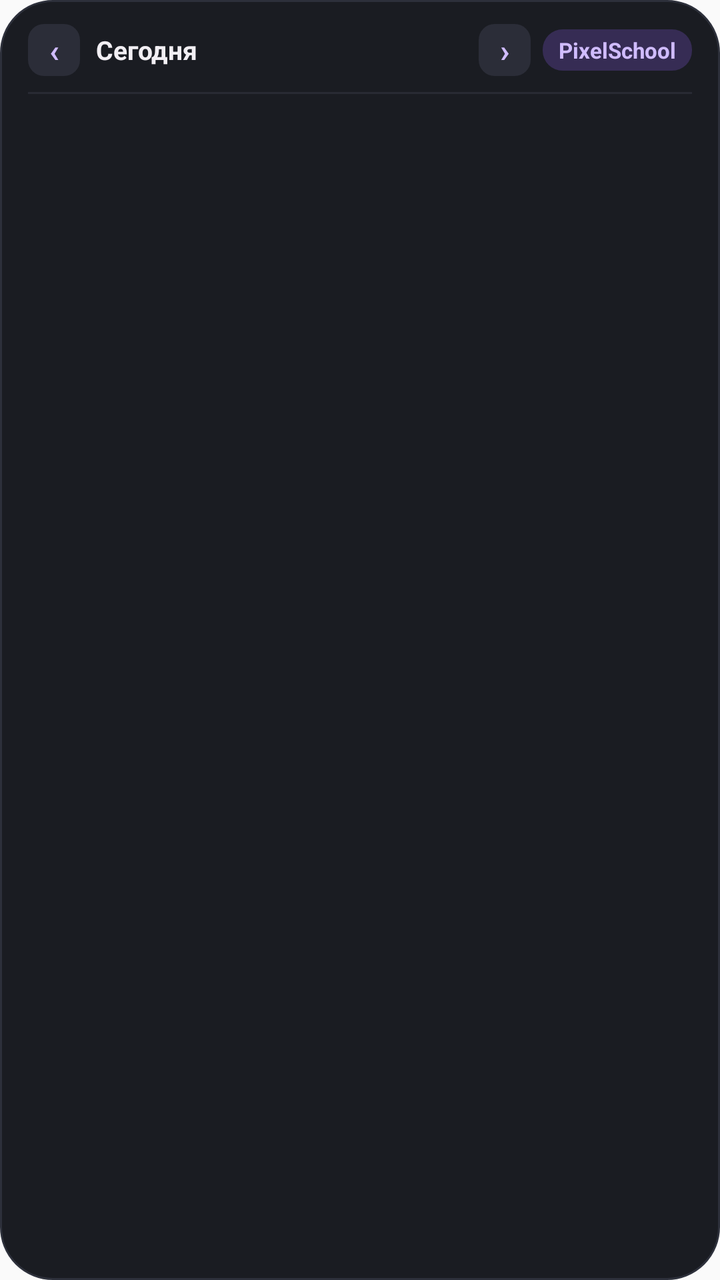
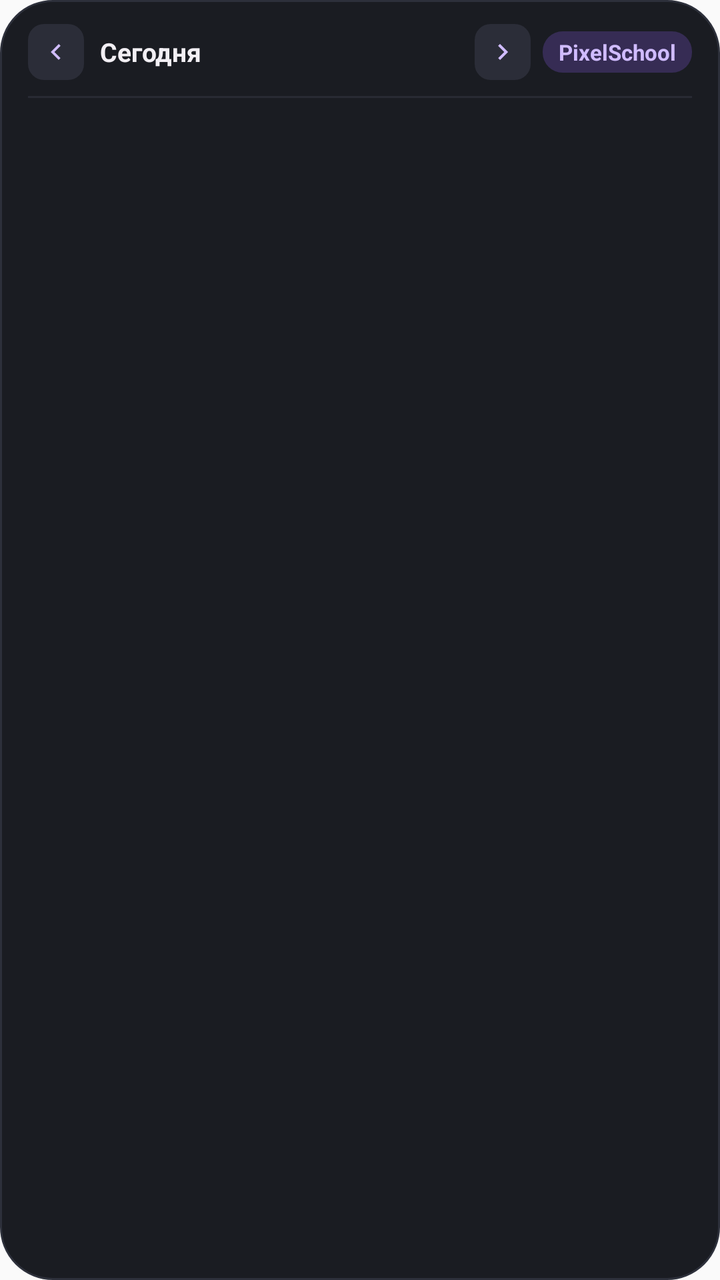

Screens rendered from an Android XML layout before and after an edit, with the pre-edit source and the edit as a unified diff.
<!-- AndroidManifest.xml: application theme Theme.PixelSchool -->
<!-- res/layout/widget_schedule.xml -->
<?xml version="1.0" encoding="utf-8"?>
<LinearLayout xmlns:android="http://schemas.android.com/apk/res/android"
    android:id="@+id/widget_root"
    android:layout_width="match_parent"
    android:layout_height="match_parent"
    android:background="@drawable/widget_bg"
    android:orientation="vertical"
    android:paddingLeft="14dp"
    android:paddingTop="12dp"
    android:paddingRight="14dp"
    android:paddingBottom="12dp">

    
    <LinearLayout
        android:id="@+id/widget_header"
        android:layout_width="match_parent"
        android:layout_height="wrap_content"
        android:orientation="horizontal"
        android:gravity="center_vertical">

        
        <TextView
            android:id="@+id/widget_btn_prev_day"
            android:layout_width="26dp"
            android:layout_height="26dp"
            android:gravity="center"
            android:text="‹"
            android:textColor="#D0BCFF"
            android:textSize="16sp"
            android:textStyle="bold"
            android:background="@drawable/widget_pill_bg" />

        
        <LinearLayout
            android:id="@+id/widget_header_center"
            android:layout_width="0dp"
            android:layout_height="wrap_content"
            android:layout_weight="1"
            android:orientation="horizontal"
            android:gravity="center_vertical"
            android:layout_marginLeft="8dp"
            android:layout_marginRight="6dp">

            <TextView
                android:id="@+id/widget_header_day"
                android:layout_width="wrap_content"
                android:layout_height="wrap_content"
                android:text="Сегодня"
                android:textColor="#F2EFF4"
                android:textSize="13sp"
                android:textStyle="bold" />

            <TextView
                android:id="@+id/widget_header_date"
                android:layout_width="wrap_content"
                android:layout_height="wrap_content"
                android:layout_marginLeft="6dp"
                android:text=""
                android:textColor="#938F99"
                android:textSize="11sp" />
        </LinearLayout>

        
        <TextView
            android:id="@+id/widget_btn_next_day"
            android:layout_width="26dp"
            android:layout_height="26dp"
            android:gravity="center"
            android:text="›"
            android:textColor="#D0BCFF"
            android:textSize="16sp"
            android:textStyle="bold"
            android:background="@drawable/widget_pill_bg"
            android:layout_marginRight="6dp" />

        
        <TextView
            android:id="@+id/widget_header_badge"
            android:layout_width="wrap_content"
            android:layout_height="wrap_content"
            android:background="@drawable/widget_badge_bg"
            android:text="PixelSchool"
            android:textColor="#D0BCFF"
            android:textSize="11sp"
            android:textStyle="bold"
            android:paddingLeft="8dp"
            android:paddingTop="3dp"
            android:paddingRight="8dp"
            android:paddingBottom="3dp" />
    </LinearLayout>

    
    <ImageView
        android:layout_width="match_parent"
        android:layout_height="1dp"
        android:layout_marginTop="8dp"
        android:layout_marginBottom="4dp"
        android:background="#282A34" />

    
    <TextView
        android:id="@+id/widget_empty"
        android:layout_width="match_parent"
        android:layout_height="match_parent"
        android:gravity="center"
        android:paddingTop="16dp"
        android:paddingBottom="16dp"
        android:text="Уроков на сегодня нет 🎉"
        android:textColor="#938F99"
        android:textSize="13sp"
        android:visibility="gone" />

    
    <ListView
        android:id="@+id/widget_lessons_list"
        android:layout_width="match_parent"
        android:layout_height="0dp"
        android:layout_weight="1"
        android:divider="@null"
        android:dividerHeight="0dp"
        android:scrollbars="none" />

</LinearLayout>
<!-- resources referenced by this layout -->
<resources>
  <!-- drawable widget_badge_bg (drawable) -->
  <?xml version="1.0" encoding="utf-8"?>
  <shape xmlns:android="http://schemas.android.com/apk/res/android">
      <solid android:color="#362C54" />
      <corners android:radius="10dp" />
  </shape>
  <!-- drawable widget_bg (drawable) -->
  <?xml version="1.0" encoding="utf-8"?>
  <shape xmlns:android="http://schemas.android.com/apk/res/android">
      <solid android:color="#1A1C22" />
      <corners android:radius="26dp" />
      <stroke android:width="1dp" android:color="#2D303B" />
  </shape>
  <!-- drawable widget_pill_bg (drawable) -->
  <?xml version="1.0" encoding="utf-8"?>
  <shape xmlns:android="http://schemas.android.com/apk/res/android">
      <solid android:color="#2B2D38" />
      <corners android:radius="8dp" />
  </shape>
  <style name="Theme.PixelSchool" parent="android:Theme.Material.Light.NoActionBar">
          <item name="android:statusBarColor">@android:color/transparent</item>
          <item name="android:navigationBarColor">@android:color/transparent</item>
      </style>
</resources>

<!-- the commit's change to res/layout/widget_schedule.xml (unified diff, before → after) -->
@@ -19,16 +19,14 @@
         android:gravity="center_vertical">
 
         
-        <TextView
+        <ImageView
             android:id="@+id/widget_btn_prev_day"
-            android:layout_width="26dp"
-            android:layout_height="26dp"
-            android:gravity="center"
-            android:text="‹"
-            android:textColor="#D0BCFF"
-            android:textSize="16sp"
-            android:textStyle="bold"
-            android:background="@drawable/widget_pill_bg" />
+            android:layout_width="28dp"
+            android:layout_height="28dp"
+            android:background="@drawable/widget_pill_bg"
+            android:src="@drawable/ic_widget_chevron_left"
+            android:scaleType="centerInside"
+            android:contentDescription="Предыдущий день" />
 
         
         <LinearLayout
@@ -61,17 +59,15 @@
         </LinearLayout>
 
         
-        <TextView
+        <ImageView
             android:id="@+id/widget_btn_next_day"
-            android:layout_width="26dp"
-            android:layout_height="26dp"
-            android:gravity="center"
-            android:text="›"
-            android:textColor="#D0BCFF"
-            android:textSize="16sp"
-            android:textStyle="bold"
+            android:layout_width="28dp"
+            android:layout_height="28dp"
             android:background="@drawable/widget_pill_bg"
-            android:layout_marginRight="6dp" />
+            android:src="@drawable/ic_widget_chevron_right"
+            android:scaleType="centerInside"
+            android:layout_marginRight="6dp"
+            android:contentDescription="Следующий день" />
 
         
         <TextView
@@ -98,17 +94,43 @@
         android:background="#282A34" />
 
     
-    <TextView
+    <LinearLayout
         android:id="@+id/widget_empty"
         android:layout_width="match_parent"
         android:layout_height="match_parent"
+        android:orientation="vertical"
         android:gravity="center"
-        android:paddingTop="16dp"
-        android:paddingBottom="16dp"
-        android:text="Уроков на сегодня нет 🎉"
-        android:textColor="#938F99"
-        android:textSize="13sp"
-        android:visibility="gone" />
+        android:padding="16dp"
+        android:visibility="gone">
+
+        <TextView
+            android:id="@+id/widget_empty_icon"
+            android:layout_width="wrap_content"
+            android:layout_height="wrap_content"
+            android:text="🌴"
+            android:textSize="28sp"
+            android:layout_marginBottom="6dp" />
+
+        <TextView
+            android:id="@+id/widget_empty_title"
+            android:layout_width="wrap_content"
+            android:layout_height="wrap_content"
+            android:text="Выходной день"
+            android:textColor="#F2EFF4"
+            android:textSize="14sp"
+            android:textStyle="bold"
+            android:gravity="center" />
+
+        <TextView
+            android:id="@+id/widget_empty_subtitle"
+            android:layout_width="wrap_content"
+            android:layout_height="wrap_content"
+            android:layout_marginTop="4dp"
+            android:text="Можно отдохнуть и набраться сил перед учёбой"
+            android:textColor="#938F99"
+            android:textSize="11sp"
+            android:gravity="center" />
+    </LinearLayout>
 
     
     <ListView
<!-- resource entries referenced after the edit -->
@@ -1,5 +1,25 @@
 <!-- resources referenced by this layout -->
 <resources>
+  <!-- drawable ic_widget_chevron_left (drawable) -->
+  <vector xmlns:android="http://schemas.android.com/apk/res/android"
+      android:width="16dp"
+      android:height="16dp"
+      android:viewportWidth="24"
+      android:viewportHeight="24">
+      <path
+          android:fillColor="#D0BCFF"
+          android:pathData="M15.41,16.59L10.83,12l4.58,-4.59L14,6l-6,6 6,6 1.41,-1.41z"/>
+  </vector>
+  <!-- drawable ic_widget_chevron_right (drawable) -->
+  <vector xmlns:android="http://schemas.android.com/apk/res/android"
+      android:width="16dp"
+      android:height="16dp"
+      android:viewportWidth="24"
+      android:viewportHeight="24">
+      <path
+          android:fillColor="#D0BCFF"
+          android:pathData="M8.59,16.59L13.17,12 8.59,7.41 10,6l6,6 -6,6 -1.41,-1.41z"/>
+  </vector>
   <!-- drawable widget_badge_bg (drawable) -->
   <?xml version="1.0" encoding="utf-8"?>
   <shape xmlns:android="http://schemas.android.com/apk/res/android">
